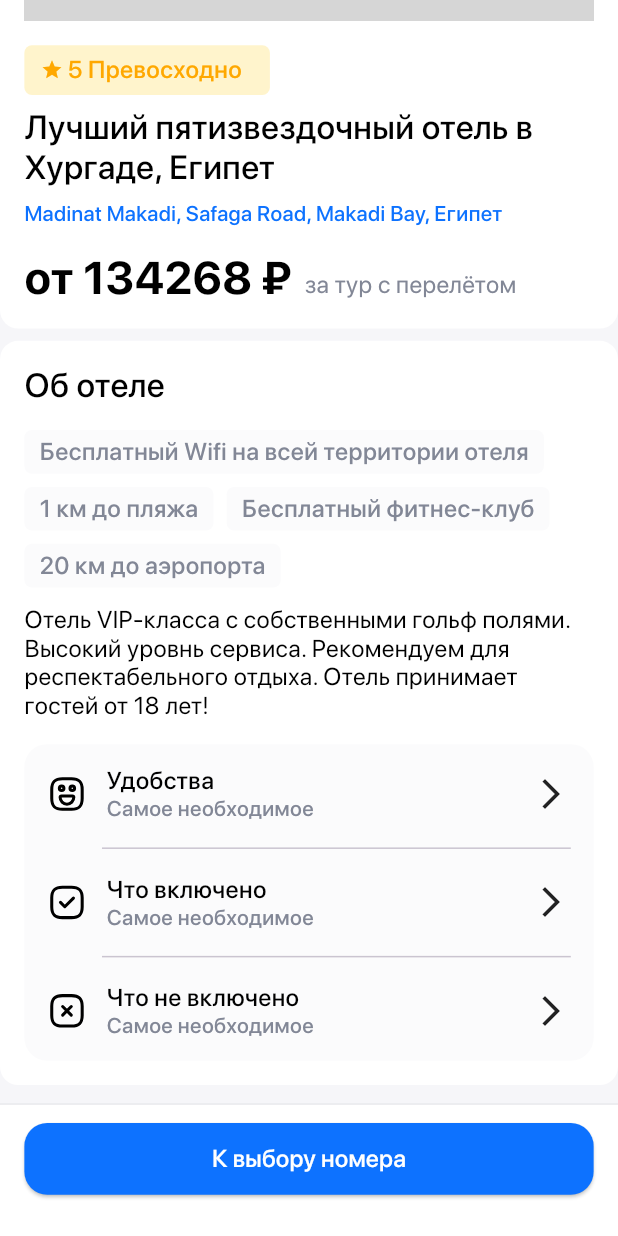
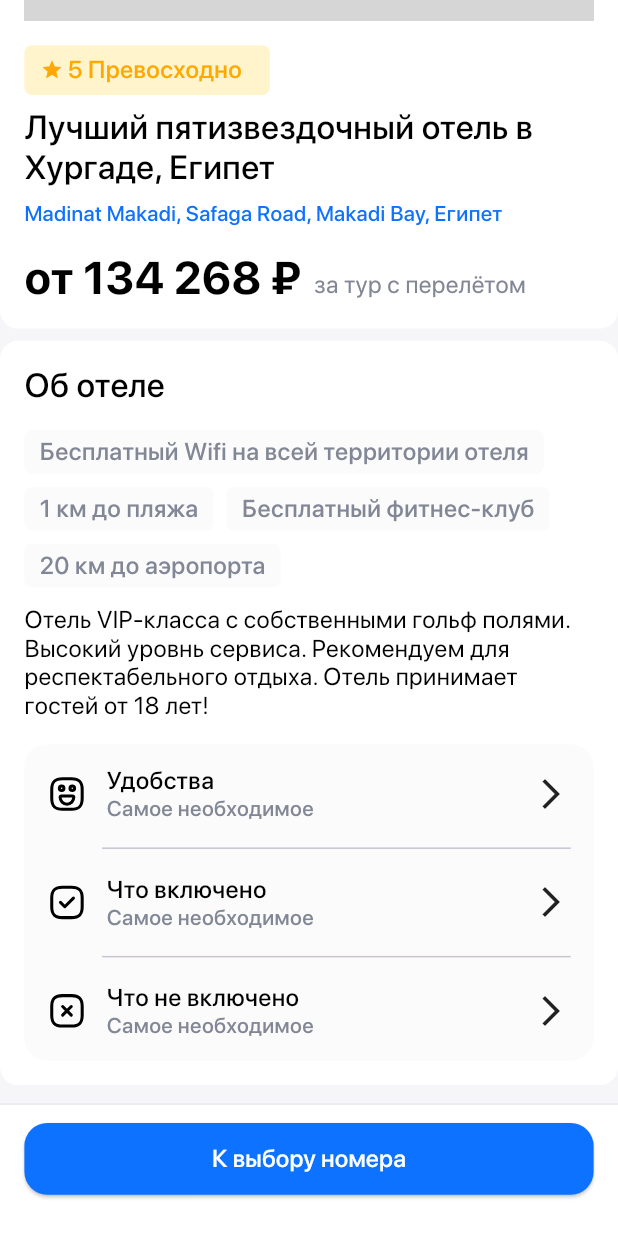
Before and after one commit to timurIsakov/hotel_test, a Flutter app: the screen it shows after launch, scrolled down 353 dp, on a phone screen of 412 x 824 dp. Run offline on Flutter 3.47's test engine with Material 3 defaults, Android fonts, the phone set to English and light mode, and no system bars; our stand-ins replace dartz, equatable, flutter_bloc, flutter_screenutil, flutter_svg, get_it and 1 more; missing offline and left inert: simple_accordion; network calls fail; grey boxes are pictures that could not be loaded.

```diff
--- a/lib/features/main/presentation/screens/hotel_screen.dart
+++ b/lib/features/main/presentation/screens/hotel_screen.dart
@@ -4,6 +4,7 @@ import 'package:flutter_svg/flutter_svg.dart';
 import 'package:hotel_test/features/main/domain/entities/hotel_entity.dart';
 import 'package:hotel_test/features/main/presentation/screens/number_screen.dart';
 import 'package:hotel_test/features/main/presentation/widgets/button_widget.dart';
+import 'package:intl/intl.dart';
 
 import '../../../../core/components/image_slideshow.dart';
 import '../../../../core/utils/assets.dart';
@@ -129,7 +130,7 @@ class _HotelScreenState extends State<HotelScreen> {
                               style: TextStyle(
                                 fontSize: 16.sp,
                                 fontWeight: FontWeight.w500,
-                                fontFamily: "Sf Pro Display",
+                                fontFamily: "SF Pro Display",
                                 color: const Color(0xffFFA800),
                               ),
                             ),
@@ -143,7 +144,7 @@ class _HotelScreenState extends State<HotelScreen> {
                     Text(
                       entity.name,
                       style: TextStyle(
-                        fontFamily: "Sf Pro Display",
+                        fontFamily: "SF Pro Display",
                         fontSize: 22.sp,
                         fontWeight: FontWeight.w500,
                         color: Colors.black,
@@ -156,7 +157,7 @@ class _HotelScreenState extends State<HotelScreen> {
                     Text(
                       entity.address,
                       style: TextStyle(
-                        fontFamily: "Sf Pro Display",
+                        fontFamily: "SF Pro Display",
                         fontSize: 14.sp,
                         fontWeight: FontWeight.w500,
                         color: const Color(0xff0D72FF),
@@ -169,9 +170,9 @@ class _HotelScreenState extends State<HotelScreen> {
                     Row(
                       children: [
                         Text(
-                          "от ${entity.minimalPrice} ₽",
+                          "от ${_formatPrice(price: entity.minimalPrice)} ₽",
                           style: TextStyle(
-                            fontFamily: "Sf Pro Display",
+                            fontFamily: "SF Pro Display",
                             fontSize: 30.sp,
                             fontWeight: FontWeight.w600,
                             color: Colors.black,
@@ -189,7 +190,7 @@ class _HotelScreenState extends State<HotelScreen> {
                             Text(
                               "за тур с перелётом",
                               style: TextStyle(
-                                fontFamily: "Sf Pro Display",
+                                fontFamily: "SF Pro Display",
                                 fontSize: 16.sp,
                                 fontWeight: FontWeight.w400,
                                 color: const Color(0xff828796),
@@ -224,7 +225,7 @@ class _HotelScreenState extends State<HotelScreen> {
                     Text(
                       "Об отеле",
                       style: TextStyle(
-                        fontFamily: "Sf Pro Display",
+                        fontFamily: "SF Pro Display",
                         fontSize: 22.sp,
                         fontWeight: FontWeight.w500,
                         color: Colors.black,
@@ -252,11 +253,12 @@ class _HotelScreenState extends State<HotelScreen> {
                     Text(
                       entity.aboutTheHotel['description'],
                       style: TextStyle(
-                          fontFamily: "Sf Pro Display",
-                          fontSize: 16.sp,
-                          fontWeight: FontWeight.w400,
-                          color: Colors.black,
-                          height: 0.h),
+                        fontFamily: "SF Pro Display",
+                        fontSize: 16.sp,
+                        fontWeight: FontWeight.w400,
+                        color: Colors.black,
+                        height: 0.h,
+                      ),
                     ),
                     SizedBox(
                       height: 16.h,
@@ -289,7 +291,7 @@ class _HotelScreenState extends State<HotelScreen> {
                                     Text(
                                       "Удобства",
                                       style: TextStyle(
-                                          fontFamily: "Sf Pro Display",
+                                          fontFamily: "SF Pro Display",
                                           fontSize: 16.sp,
                                           fontWeight: FontWeight.w500,
                                           color: Colors.black,
@@ -298,7 +300,7 @@ class _HotelScreenState extends State<HotelScreen> {
                                     Text(
                                       "Самое необходимое",
                                       style: TextStyle(
-                                          fontFamily: "Sf Pro Display",
+                                          fontFamily: "SF Pro Display",
                                           fontSize: 14.sp,
                                           fontWeight: FontWeight.w500,
                                           color: const Color(0xff828796),
@@ -343,7 +345,7 @@ class _HotelScreenState extends State<HotelScreen> {
                                     Text(
                                       "Что включено",
                                       style: TextStyle(
-                                          fontFamily: "Sf Pro Display",
+                                          fontFamily: "SF Pro Display",
                                           fontSize: 16.sp,
                                           fontWeight: FontWeight.w500,
                                           color: Colors.black,
@@ -352,7 +354,7 @@ class _HotelScreenState extends State<HotelScreen> {
                                     Text(
                                       "Самое необходимое",
                                       style: TextStyle(
-                                          fontFamily: "Sf Pro Display",
+                                          fontFamily: "SF Pro Display",
                                           fontSize: 14.sp,
                                           fontWeight: FontWeight.w500,
                                           color: const Color(0xff828796),
@@ -397,7 +399,7 @@ class _HotelScreenState extends State<HotelScreen> {
                                     Text(
                                       "Что не включено",
                                       style: TextStyle(
-                                          fontFamily: "Sf Pro Display",
+                                          fontFamily: "SF Pro Display",
                                           fontSize: 16.sp,
                                           fontWeight: FontWeight.w500,
                                           color: Colors.black,
@@ -406,7 +408,7 @@ class _HotelScreenState extends State<HotelScreen> {
                                     Text(
                                       "Самое необходимое",
                                       style: TextStyle(
-                                          fontFamily: "Sf Pro Display",
+                                          fontFamily: "SF Pro Display",
                                           fontSize: 14.sp,
                                           fontWeight: FontWeight.w500,
                                           color: const Color(0xff828796),
@@ -466,3 +468,8 @@ class _HotelScreenState extends State<HotelScreen> {
     );
   }
 }
+
+String _formatPrice({required dynamic price}) {
+  final priceDouble = double.tryParse(price);
+  return NumberFormat.decimalPattern('ru_RU').format(priceDouble);
+}
--- a/lib/features/main/presentation/widgets/item_wrap_widget.dart
+++ b/lib/features/main/presentation/widgets/item_wrap_widget.dart
@@ -20,7 +20,7 @@ class ItemWrapWidget extends StatelessWidget {
             color: const Color(0xff828796),
             fontWeight: FontWeight.w500,
             fontSize: 16.sp,
-            fontFamily: "Sf Pro Display",
+            fontFamily: "SF Pro Display",
             height: 0,
           ),
         ),
```
Also changed, not shown: lib/features/main/presentation/screens/success_paid_screen.dart (+11 -2 lines), lib/features/main/presentation/widgets/number_card_widget.dart (+4 -4 lines).
